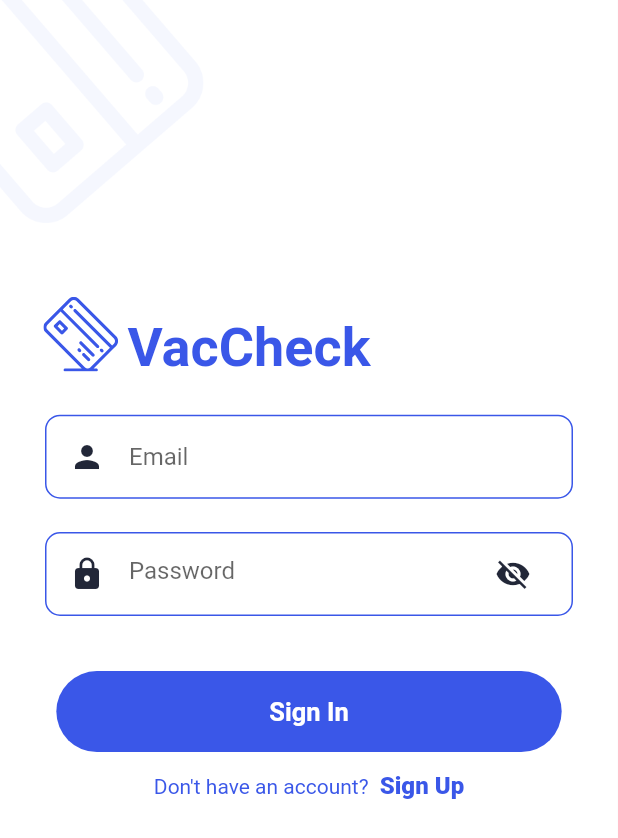
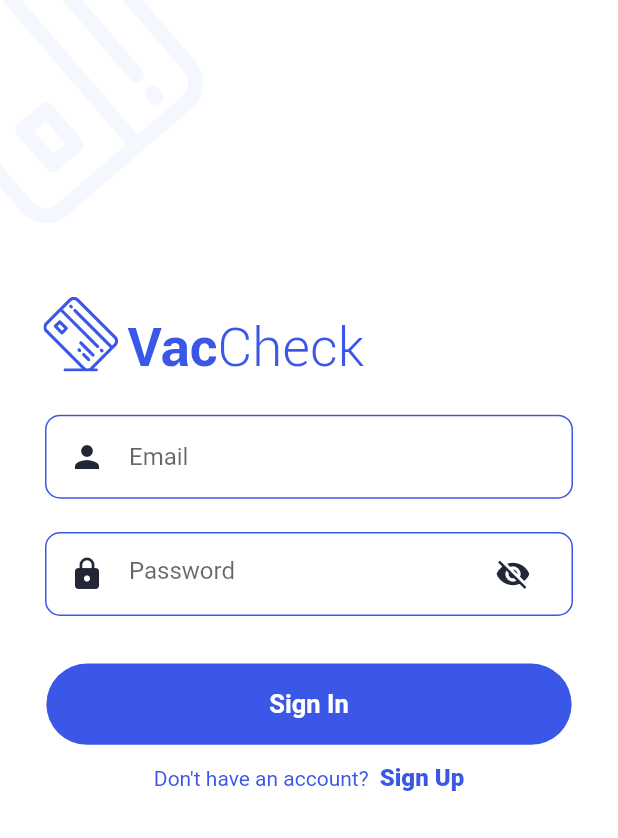
Before and after one commit to EllisTran/VacCheck, a Flutter app: the screen it shows after launch, on a phone screen of 412 x 824 dp. Shown: the top 838 px of the screen. Run offline on Flutter 3.47's test engine with Material 2 defaults, Android fonts, the phone set to English and light mode, and no system bars; our stand-ins replace cloud_firestore, firebase_auth, firebase_core, flutter_svg, get, qr_flutter; missing offline and left inert: encrypt, qr_code_scanner; accounts and stored records are empty; Roboto replaces fonts that are missing (SF).

Commit message:
Update font VacCheck

```diff
--- a/VacCheckMobile/lib/views/auth_views/login_view.dart
+++ b/VacCheckMobile/lib/views/auth_views/login_view.dart
@@ -82,13 +82,24 @@ class _LoginViewState extends State<LoginView> {
                     crossAxisAlignment: CrossAxisAlignment.start,
                     children: <Widget>[
                       SizedBox(height: size.height * 0.016),
-                      const Text(
-                      "VacCheck",
+                      Row(
+                        children: const <Widget>[
+                          Text(
+                          "Vac",
                           style: TextStyle(
                             color: kPrimeColor,
-                        fontWeight: FontWeight.w600,
-                        fontFamily: 'SF',
+                            fontFamily: 'Roboto-Bold',
                             fontSize: 36)
+                          ),
+                          Text(
+                          "Check",
+                          style: TextStyle(
+                            color: kPrimeColor,
+                            fontFamily: 'Roboto-Light',
+                            fontSize: 36)
+                          ),
+
+                        ],
                       ),
                     ]
                   ),
@@ -165,15 +176,18 @@ class _LoginViewState extends State<LoginView> {
                   ),
                 ),
                 SizedBox(height: size.height * 0.03),
-                Container(
-                  margin: const EdgeInsets.symmetric(vertical: 5),
-                  padding:
-                      const EdgeInsets.symmetric(horizontal: 134, vertical: 3),
-                  decoration: BoxDecoration(
-                    color: kPrimeColor,
-                    borderRadius: BorderRadius.circular(29),
-                  ),
-                  child: TextButton(
+                SizedBox(
+                  width: size.width * 0.85,
+                  height: size.height * 0.0657,
+                  child: ElevatedButton(
+                    style: ElevatedButton.styleFrom(
+                        elevation: 0,
+                        splashFactory: NoSplash.splashFactory,
+                        primary: kPrimeColor, // background
+                        onPrimary: Colors.white, // foreground
+                        shape: const RoundedRectangleBorder(
+                            borderRadius:
+                            BorderRadius.all(Radius.circular(29)))),
                     onPressed: () {
                       context.read<AuthService>().signIn(
                         email: authController.emailController.text,
@@ -186,13 +200,12 @@ class _LoginViewState extends State<LoginView> {
                           fontFamily: "SF",
                           fontSize: 17,
                           fontWeight: FontWeight.w600,
-                        // fontWeight: FontWeight.w400,
                         ),
                       ),
                     ),
                 ),
 
-                SizedBox(height: size.height * 0.01),
+                SizedBox(height: size.height * 0.015),
 
                 RichText(
                   textAlign: TextAlign.center,
--- a/VacCheckMobile/lib/views/personal_user_views/personal_user_view.dart
+++ b/VacCheckMobile/lib/views/personal_user_views/personal_user_view.dart
@@ -122,7 +122,7 @@ class _PersonalUserViewState extends State<PersonalUserView> {
                       version: QrVersions.auto,
                       size: 300 *0.95,
                       foregroundColor: kWhiteColor,
-                                      ),
+                      ),
                     ),
                   ),
                 ],
@@ -156,6 +156,9 @@ class _PersonalUserViewState extends State<PersonalUserView> {
                       onPressed: () {
                         generateNewNowTime(true);
                         },
+                      style: ButtonStyle(
+                      overlayColor: MaterialStateColor.resolveWith((states) => Colors.transparent),
+                      ),
                       child: const Text("Generate QR",
                        style: TextStyle(
                             color: kWhiteColor,
--- a/VacCheckMobile/lib/views/splashscreen_view/splashscreen.dart
+++ b/VacCheckMobile/lib/views/splashscreen_view/splashscreen.dart
@@ -73,14 +73,33 @@ class _SplashScreenState extends State<SplashScreen> {
                   ),
                 ),
                 SizedBox(height: size.height * 0.05),
-                const Text(
-                  "VacCheck",
-                style: TextStyle(
-                  color: kWhiteColor,
-                  fontWeight: FontWeight.w800,
-                  fontFamily: 'SF',
-                  fontSize: 36)
+                Row(
+                  mainAxisAlignment: MainAxisAlignment.center,
+                  children: const <Widget>[
+                    Text(
+                    "Vac",
+                    style: TextStyle(
+                      color: kWhiteColor,
+                      fontFamily: 'Roboto-Bold',
+                      fontSize: 36)
+                    ),
+                    Text(
+                    "Check",
+                    style: TextStyle(
+                      color: kWhiteColor,
+                      fontFamily: 'Roboto-Light',
+                      fontSize: 36)
+                    ),
+                  ],
                 ),
+                // const Text(
+                //   "VacCheck",
+                // style: TextStyle(
+                //   color: kWhiteColor,
+                //   fontWeight: FontWeight.w800,
+                //   fontFamily: 'SF',
+                //   fontSize: 36)
+                // ),
 
                 SizedBox(height: size.height * 0.15),
                 const CircularProgressIndicator(
```
Also changed, not shown: VacCheckMobile/pubspec.yaml (+9 -0 lines), VacCheckMobile/assets/avatar.jpg (added), VacCheckMobile/fonts/Roboto-Bold.ttf (added), VacCheckMobile/fonts/Roboto-Light.ttf (added), VacCheckMobile/fonts/Roboto-Regular.ttf (added). Lines whose indentation alone changed are shown as unchanged.
